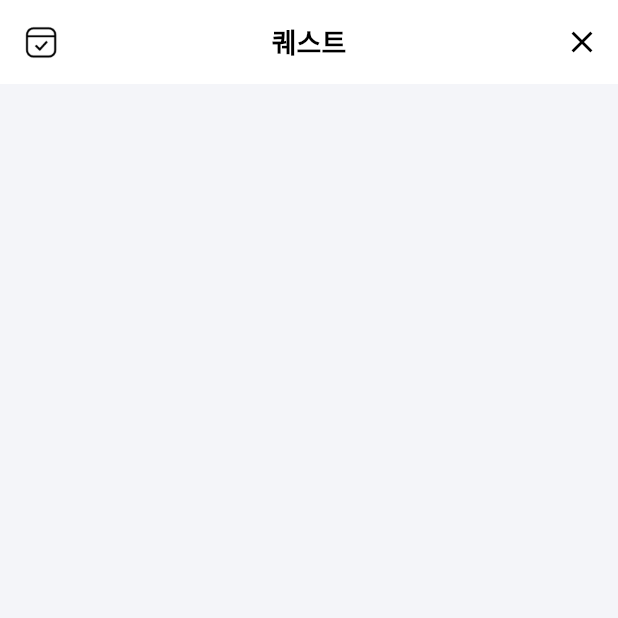
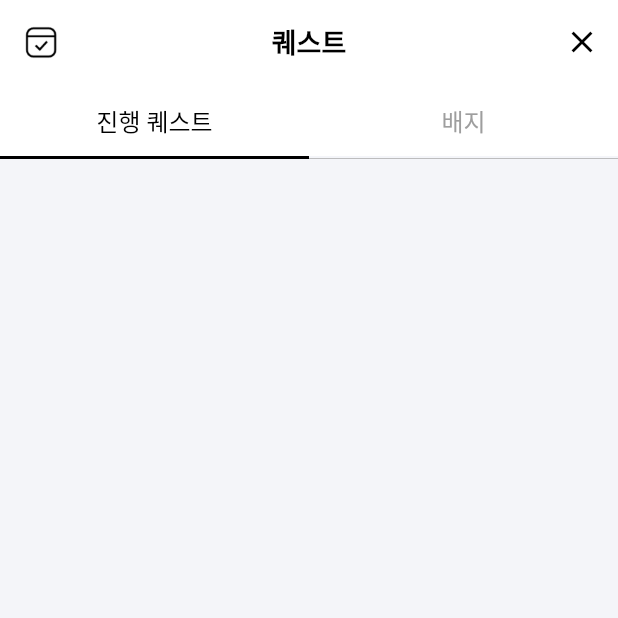
Before and after one commit to SKT-Phoenix/Phoenix, a Flutter app: the Quest screen opened by its route, on a phone screen of 412 x 824 dp, the top half of it. Run offline on Flutter 3.47's test engine with Material 2 defaults, Android fonts, the phone set to English and light mode, and no system bars; our stand-ins replace get.

Commit message:
[Quest] Appbar Navigation Animation Add

```diff
--- a/phoenix/lib/menu/quest.dart
+++ b/phoenix/lib/menu/quest.dart
@@ -39,6 +39,83 @@ class _QuestState extends State<Quest> {
           )
         ],
       ),
+      body: Column(
+        children: [NavBar(), Nav_Animation(), QuestContent()],
+      ),
+    );
+  }
+
+  final List<bool> isSelected = [true, false];
+  Widget NavBar() {
+    return Container(
+      alignment: Alignment.center,
+      width: double.infinity,
+      color: Colors.white,
+      child: ToggleButtons(
+        selectedColor: Colors.black,
+        color: Colors.grey,
+        fillColor: Colors.white,
+        renderBorder: false,
+        highlightColor: Colors.white,
+        splashColor: Colors.white,
+        children: <Widget>[Nav_Content("진행 퀘스트"), Nav_Content("배지")],
+        onPressed: (int index) {
+          setState(() {
+            for (int buttonIndex = 0;
+                buttonIndex < isSelected.length;
+                buttonIndex++) {
+              if (buttonIndex == index) {
+                isSelected[buttonIndex] = true;
+              } else {
+                isSelected[buttonIndex] = false;
+              }
+            }
+          });
+        },
+        isSelected: isSelected,
+      ),
+    );
+  }
+
+  Widget Nav_Content(String name) {
+    return Container(
+        width: MediaQuery.of(context).size.width * 0.5,
+        child: Text(
+          name,
+          textAlign: TextAlign.center,
+          style: TextStyle(fontSize: 16),
+        ));
+  }
+
+  Widget Nav_Animation() {
+    return Stack(
+      children: [
+        Padding(
+          padding: const EdgeInsets.only(top: 1.5),
+          child: Container(
+            width: double.infinity,
+            height: 0.5,
+            color: Color.fromARGB(255, 170, 170, 170),
+          ),
+        ),
+        AnimatedAlign(
+          alignment:
+              isSelected[0] ? Alignment.centerLeft : Alignment.centerRight,
+          duration: const Duration(seconds: 1),
+          curve: Curves.fastOutSlowIn,
+          child: Container(
+            width: MediaQuery.of(context).size.width * 0.5,
+            height: 2.0,
+            color: Colors.black,
+          ),
+        ),
+      ],
+    );
+  }
+
+  Widget QuestContent() {
+    return Column(
+      children: [],
     );
   }
 }
```
